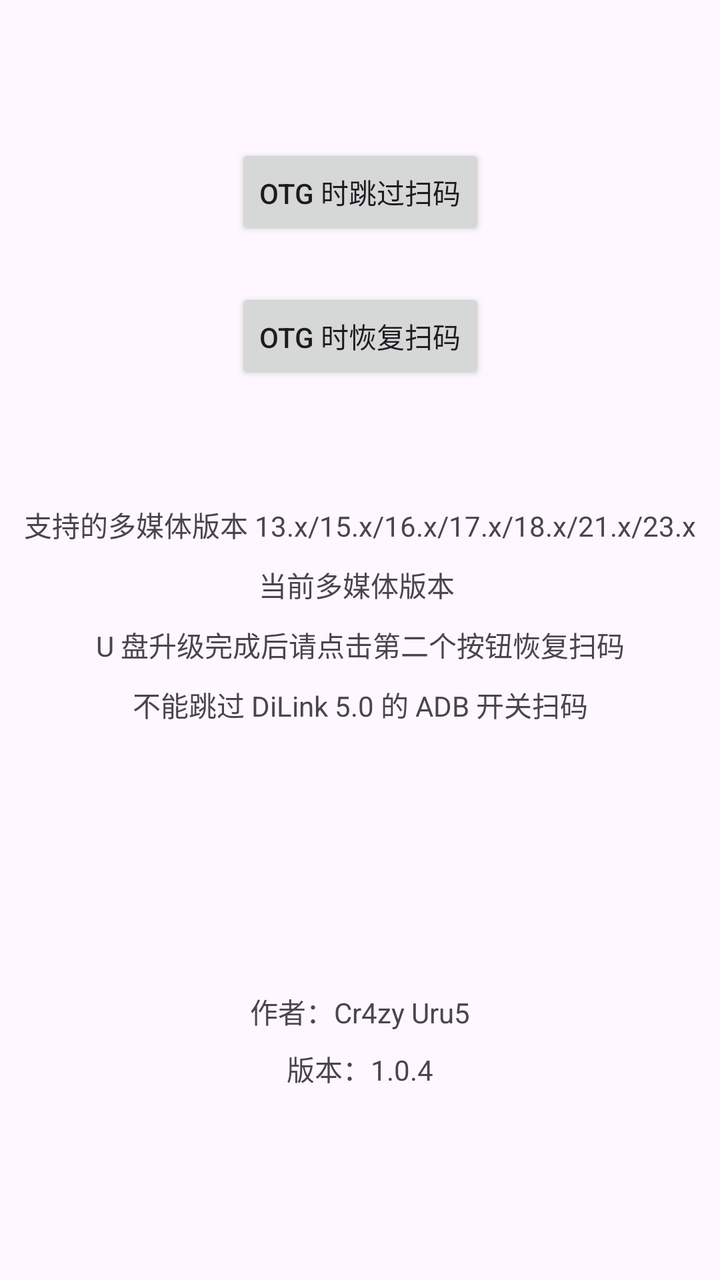
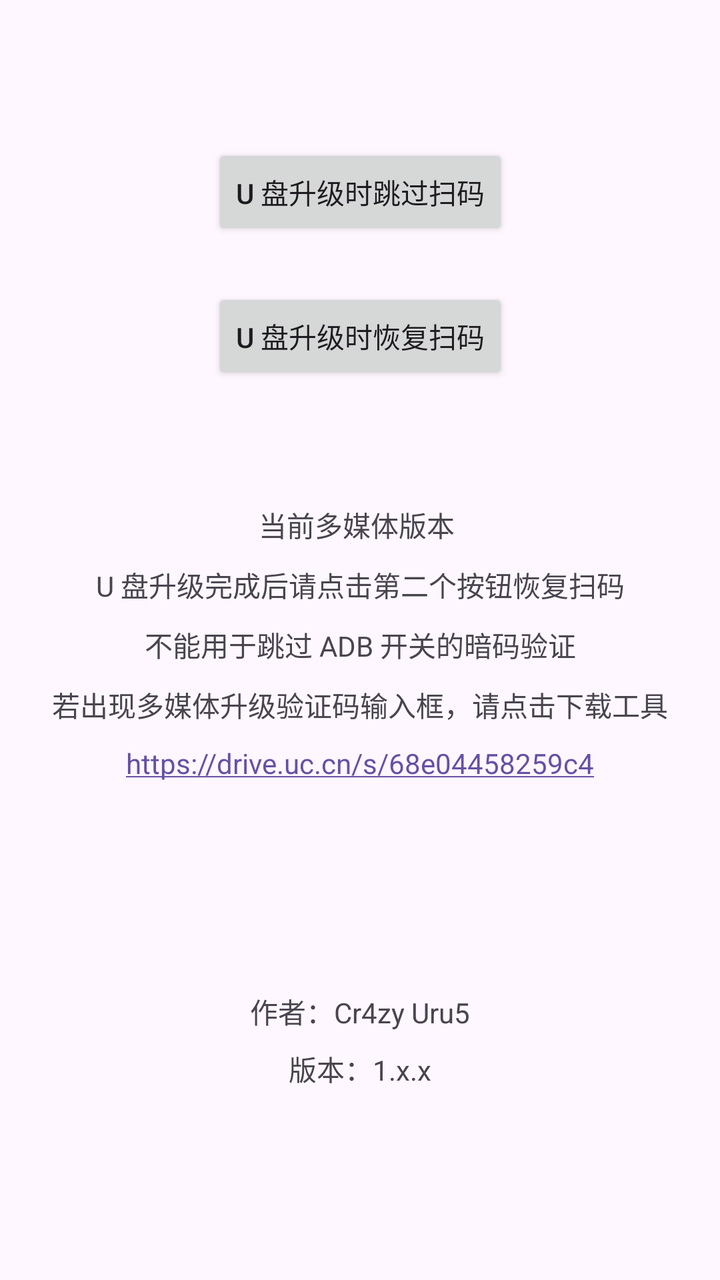

Compare the two renders of this Android layout. The source of the first and the diff that turns it into the second are given below.
<!-- AndroidManifest.xml: activity theme Theme.BYDOTAQRCodeBypass -->
<!-- res/layout/activity_main.xml -->
<?xml version="1.0" encoding="utf-8"?>
<androidx.constraintlayout.widget.ConstraintLayout xmlns:android="http://schemas.android.com/apk/res/android"
    xmlns:app="http://schemas.android.com/apk/res-auto"
    xmlns:tools="http://schemas.android.com/tools"
    android:id="@+id/main"
    android:layout_width="match_parent"
    android:layout_height="match_parent"
    tools:context="com.crazyurus.bydota.qrcodebypass.MainActivity">

    <Button
        android:id="@+id/button"
        android:layout_width="wrap_content"
        android:layout_height="wrap_content"
        android:layout_marginStart="24dp"
        android:layout_marginTop="72dp"
        android:layout_marginEnd="24dp"
        android:text="OTG 时跳过扫码"
        app:layout_constraintEnd_toEndOf="parent"
        app:layout_constraintStart_toStartOf="parent"
        app:layout_constraintTop_toTopOf="parent" />

    <Button
        android:id="@+id/button2"
        android:layout_width="wrap_content"
        android:layout_height="wrap_content"
        android:layout_marginStart="24dp"
        android:layout_marginTop="24dp"
        android:layout_marginEnd="24dp"
        android:text="OTG 时恢复扫码"
        app:layout_constraintEnd_toEndOf="parent"
        app:layout_constraintStart_toStartOf="parent"
        app:layout_constraintTop_toBottomOf="@+id/button" />

    <TextView
        android:id="@+id/textView"
        android:layout_width="wrap_content"
        android:layout_height="wrap_content"
        android:layout_marginStart="24dp"
        android:layout_marginEnd="24dp"
        android:layout_marginBottom="124dp"
        android:text="作者：Cr4zy Uru5"
        app:layout_constraintBottom_toBottomOf="parent"
        app:layout_constraintEnd_toEndOf="parent"
        app:layout_constraintStart_toStartOf="parent" />

    <TextView
        android:id="@+id/textVersion"
        android:layout_width="wrap_content"
        android:layout_height="wrap_content"
        android:layout_marginStart="24dp"
        android:layout_marginTop="8dp"
        android:layout_marginEnd="24dp"
        android:text="版本：1.0.4"
        app:layout_constraintEnd_toEndOf="parent"
        app:layout_constraintStart_toStartOf="parent"
        app:layout_constraintTop_toBottomOf="@id/textView" />

    <TextView
        android:id="@+id/textView2"
        android:layout_width="wrap_content"
        android:layout_height="wrap_content"
        android:layout_marginStart="24dp"
        android:layout_marginTop="60dp"
        android:layout_marginEnd="24dp"
        android:text="支持的多媒体版本 13.x/15.x/16.x/17.x/18.x/21.x/23.x"
        app:layout_constraintEnd_toEndOf="parent"
        app:layout_constraintStart_toStartOf="parent"
        app:layout_constraintTop_toBottomOf="@+id/button2" />

    <TextView
        android:id="@+id/textView3"
        android:layout_width="wrap_content"
        android:layout_height="wrap_content"
        android:layout_marginStart="24dp"
        android:layout_marginTop="90dp"
        android:layout_marginEnd="24dp"
        android:text="当前多媒体版本 "
        app:layout_constraintEnd_toEndOf="parent"
        app:layout_constraintStart_toStartOf="parent"
        app:layout_constraintTop_toBottomOf="@+id/button2" />

    <TextView
        android:id="@+id/textView4"
        android:layout_width="wrap_content"
        android:layout_height="wrap_content"
        android:layout_marginStart="24dp"
        android:layout_marginTop="120dp"
        android:layout_marginEnd="24dp"
        android:text="U 盘升级完成后请点击第二个按钮恢复扫码"
        app:layout_constraintEnd_toEndOf="parent"
        app:layout_constraintStart_toStartOf="parent"
        app:layout_constraintTop_toBottomOf="@+id/button2" />

    <TextView
        android:id="@+id/textView5"
        android:layout_width="wrap_content"
        android:layout_height="wrap_content"
        android:layout_marginStart="24dp"
        android:layout_marginTop="150dp"
        android:layout_marginEnd="24dp"
        android:text="不能跳过 DiLink 5.0 的 ADB 开关扫码"
        app:layout_constraintEnd_toEndOf="parent"
        app:layout_constraintStart_toStartOf="parent"
        app:layout_constraintTop_toBottomOf="@+id/button2" />

</androidx.constraintlayout.widget.ConstraintLayout>
<!-- resources referenced by this layout -->
<resources>
  <style name="Theme.BYDOTAQRCodeBypass" parent="android:Theme.Material.Light.NoActionBar" />
</resources>

<!-- the commit's change to res/layout/activity_main.xml (unified diff, before → after) -->
@@ -14,7 +14,7 @@
         android:layout_marginStart="24dp"
         android:layout_marginTop="72dp"
         android:layout_marginEnd="24dp"
-        android:text="OTG 时跳过扫码"
+        android:text="U 盘升级时跳过扫码"
         app:layout_constraintEnd_toEndOf="parent"
         app:layout_constraintStart_toStartOf="parent"
         app:layout_constraintTop_toTopOf="parent" />
@@ -26,7 +26,7 @@
         android:layout_marginStart="24dp"
         android:layout_marginTop="24dp"
         android:layout_marginEnd="24dp"
-        android:text="OTG 时恢复扫码"
+        android:text="U 盘升级时恢复扫码"
         app:layout_constraintEnd_toEndOf="parent"
         app:layout_constraintStart_toStartOf="parent"
         app:layout_constraintTop_toBottomOf="@+id/button" />
@@ -50,29 +50,17 @@
         android:layout_marginStart="24dp"
         android:layout_marginTop="8dp"
         android:layout_marginEnd="24dp"
-        android:text="版本：1.0.4"
+        android:text="版本：1.x.x"
         app:layout_constraintEnd_toEndOf="parent"
         app:layout_constraintStart_toStartOf="parent"
         app:layout_constraintTop_toBottomOf="@id/textView" />
-
-    <TextView
-        android:id="@+id/textView2"
-        android:layout_width="wrap_content"
-        android:layout_height="wrap_content"
-        android:layout_marginStart="24dp"
-        android:layout_marginTop="60dp"
-        android:layout_marginEnd="24dp"
-        android:text="支持的多媒体版本 13.x/15.x/16.x/17.x/18.x/21.x/23.x"
-        app:layout_constraintEnd_toEndOf="parent"
-        app:layout_constraintStart_toStartOf="parent"
-        app:layout_constraintTop_toBottomOf="@+id/button2" />
 
     <TextView
         android:id="@+id/textView3"
         android:layout_width="wrap_content"
         android:layout_height="wrap_content"
         android:layout_marginStart="24dp"
-        android:layout_marginTop="90dp"
+        android:layout_marginTop="60dp"
         android:layout_marginEnd="24dp"
         android:text="当前多媒体版本 "
         app:layout_constraintEnd_toEndOf="parent"
@@ -84,7 +72,7 @@
         android:layout_width="wrap_content"
         android:layout_height="wrap_content"
         android:layout_marginStart="24dp"
-        android:layout_marginTop="120dp"
+        android:layout_marginTop="90dp"
         android:layout_marginEnd="24dp"
         android:text="U 盘升级完成后请点击第二个按钮恢复扫码"
         app:layout_constraintEnd_toEndOf="parent"
@@ -96,9 +84,34 @@
         android:layout_width="wrap_content"
         android:layout_height="wrap_content"
         android:layout_marginStart="24dp"
+        android:layout_marginTop="120dp"
+        android:layout_marginEnd="24dp"
+        android:text="不能用于跳过 ADB 开关的暗码验证"
+        app:layout_constraintEnd_toEndOf="parent"
+        app:layout_constraintStart_toStartOf="parent"
+        app:layout_constraintTop_toBottomOf="@+id/button2" />
+
+    <TextView
+        android:id="@+id/textView2"
+        android:layout_width="wrap_content"
+        android:layout_height="wrap_content"
+        android:layout_marginStart="24dp"
         android:layout_marginTop="150dp"
         android:layout_marginEnd="24dp"
-        android:text="不能跳过 DiLink 5.0 的 ADB 开关扫码"
+        android:text="若出现多媒体升级验证码输入框，请点击下载工具"
+        app:layout_constraintEnd_toEndOf="parent"
+        app:layout_constraintStart_toStartOf="parent"
+        app:layout_constraintTop_toBottomOf="@+id/button2" />
+
+    <TextView
+        android:id="@+id/textLink"
+        android:layout_width="wrap_content"
+        android:layout_height="wrap_content"
+        android:layout_marginStart="24dp"
+        android:layout_marginTop="180dp"
+        android:layout_marginEnd="24dp"
+        android:autoLink="web"
+        android:text="https://drive.uc.cn/s/68e04458259c4"
         app:layout_constraintEnd_toEndOf="parent"
         app:layout_constraintStart_toStartOf="parent"
         app:layout_constraintTop_toBottomOf="@+id/button2" />
